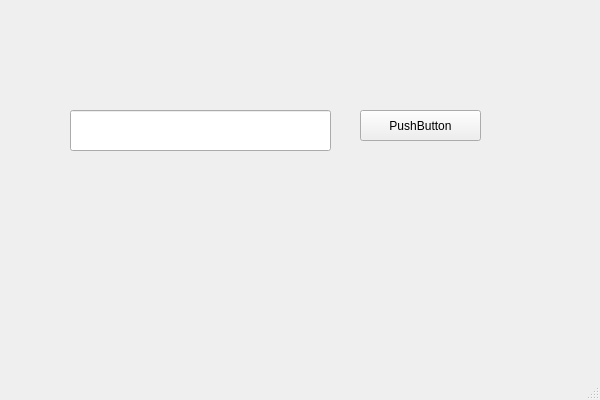
The window that Client/ui/Client/Client.ui (sAkuraOfficial/Chat) describes before a commit, drawn with Qt 5.
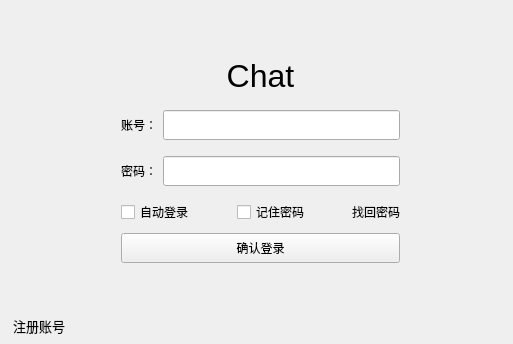
The same window after the commit.

Diff of the .ui file:
```diff
--- a/Client/ui/Client/Client.ui
+++ b/Client/ui/Client/Client.ui
@@ -6,39 +6,752 @@
    <rect>
     <x>0</x>
     <y>0</y>
-    <width>600</width>
-    <height>400</height>
+    <width>513</width>
+    <height>344</height>
    </rect>
   </property>
+  <property name="sizePolicy">
+   <sizepolicy hsizetype="Fixed" vsizetype="Fixed">
+    <horstretch>0</horstretch>
+    <verstretch>0</verstretch>
+   </sizepolicy>
+  </property>
+  <property name="minimumSize">
+   <size>
+    <width>513</width>
+    <height>344</height>
+   </size>
+  </property>
+  <property name="maximumSize">
+   <size>
+    <width>513</width>
+    <height>344</height>
+   </size>
+  </property>
   <property name="windowTitle">
    <string>Client</string>
   </property>
   <widget class="QWidget" name="centralWidget">
-   <widget class="QLineEdit" name="lineEdit">
+   <widget class="QStackedWidget" name="stackedWidget">
     <property name="geometry">
      <rect>
-      <x>70</x>
-      <y>110</y>
-      <width>261</width>
-      <height>41</height>
+      <x>10</x>
+      <y>0</y>
+      <width>501</width>
+      <height>331</height>
      </rect>
     </property>
+    <property name="currentIndex">
+     <number>0</number>
+    </property>
+    <widget class="QWidget" name="page_login">
+     <layout class="QVBoxLayout" name="verticalLayout_3">
+      <item>
+       <layout class="QVBoxLayout" name="verticalLayout">
+        <item>
+         <spacer name="verticalSpacer_2">
+          <property name="orientation">
+           <enum>Qt::Orientation::Vertical</enum>
+          </property>
+          <property name="sizeHint" stdset="0">
+           <size>
+            <width>20</width>
+            <height>40</height>
+           </size>
+          </property>
+         </spacer>
+        </item>
+        <item>
+         <layout class="QHBoxLayout" name="horizontalLayout_5">
+          <property name="bottomMargin">
+           <number>10</number>
+          </property>
+          <item>
+           <widget class="QLabel" name="label">
+            <property name="font">
+             <font>
+              <pointsize>24</pointsize>
+             </font>
+            </property>
+            <property name="text">
+             <string>Chat</string>
+            </property>
+            <property name="alignment">
+             <set>Qt::AlignmentFlag::AlignCenter</set>
+            </property>
+           </widget>
+          </item>
+         </layout>
+        </item>
+        <item>
+         <layout class="QHBoxLayout" name="horizontalLayout">
+          <property name="topMargin">
+           <number>0</number>
+          </property>
+          <property name="bottomMargin">
+           <number>10</number>
+          </property>
+          <item>
+           <spacer name="horizontalSpacer">
+            <property name="orientation">
+             <enum>Qt::Orientation::Horizontal</enum>
+            </property>
+            <property name="sizeType">
+             <enum>QSizePolicy::Policy::Fixed</enum>
+            </property>
+            <property name="sizeHint" stdset="0">
+             <size>
+              <width>100</width>
+              <height>20</height>
+             </size>
+            </property>
+           </spacer>
+          </item>
+          <item>
+           <widget class="QLabel" name="label_2">
+            <property name="minimumSize">
+             <size>
+              <width>0</width>
+              <height>30</height>
+             </size>
+            </property>
+            <property name="text">
+             <string>账号：</string>
+            </property>
+           </widget>
+          </item>
+          <item>
+           <widget class="QLineEdit" name="lineEdit_id">
+            <property name="minimumSize">
+             <size>
+              <width>200</width>
+              <height>30</height>
+             </size>
+            </property>
+           </widget>
+          </item>
+          <item>
+           <spacer name="horizontalSpacer_2">
+            <property name="orientation">
+             <enum>Qt::Orientation::Horizontal</enum>
+            </property>
+            <property name="sizeType">
+             <enum>QSizePolicy::Policy::Fixed</enum>
+            </property>
+            <property name="sizeHint" stdset="0">
+             <size>
+              <width>100</width>
+              <height>20</height>
+             </size>
+            </property>
+           </spacer>
+          </item>
+         </layout>
+        </item>
+        <item>
+         <layout class="QHBoxLayout" name="horizontalLayout_2">
+          <property name="bottomMargin">
+           <number>5</number>
+          </property>
+          <item>
+           <spacer name="horizontalSpacer_3">
+            <property name="orientation">
+             <enum>Qt::Orientation::Horizontal</enum>
+            </property>
+            <property name="sizeType">
+             <enum>QSizePolicy::Policy::Fixed</enum>
+            </property>
+            <property name="sizeHint" stdset="0">
+             <size>
+              <width>100</width>
+              <height>20</height>
+             </size>
+            </property>
+           </spacer>
+          </item>
+          <item>
+           <widget class="QLabel" name="label_3">
+            <property name="minimumSize">
+             <size>
+              <width>0</width>
+              <height>30</height>
+             </size>
+            </property>
+            <property name="text">
+             <string>密码：</string>
+            </property>
+           </widget>
+          </item>
+          <item>
+           <widget class="QLineEdit" name="lineEdit_pwd">
+            <property name="minimumSize">
+             <size>
+              <width>200</width>
+              <height>30</height>
+             </size>
+            </property>
+            <property name="echoMode">
+             <enum>QLineEdit::EchoMode::Password</enum>
+            </property>
+           </widget>
+          </item>
+          <item>
+           <spacer name="horizontalSpacer_4">
+            <property name="orientation">
+             <enum>Qt::Orientation::Horizontal</enum>
+            </property>
+            <property name="sizeType">
+             <enum>QSizePolicy::Policy::Fixed</enum>
+            </property>
+            <property name="sizeHint" stdset="0">
+             <size>
+              <width>100</width>
+              <height>20</height>
+             </size>
+            </property>
+           </spacer>
+          </item>
+         </layout>
+        </item>
+        <item>
+         <layout class="QHBoxLayout" name="horizontalLayout_13" stretch="0,0,0,0,0">
+          <item>
+           <spacer name="horizontalSpacer_18">
+            <property name="orientation">
+             <enum>Qt::Orientation::Horizontal</enum>
+            </property>
+            <property name="sizeType">
+             <enum>QSizePolicy::Policy::Fixed</enum>
+            </property>
+            <property name="sizeHint" stdset="0">
+             <size>
+              <width>100</width>
+              <height>20</height>
+             </size>
+            </property>
+           </spacer>
+          </item>
+          <item>
+           <widget class="QCheckBox" name="checkBox_autoLogin">
+            <property name="minimumSize">
+             <size>
+              <width>0</width>
+              <height>30</height>
+             </size>
+            </property>
+            <property name="text">
+             <string>自动登录</string>
+            </property>
+           </widget>
+          </item>
+          <item>
+           <widget class="QCheckBox" name="checkBox_rememberPwd">
+            <property name="minimumSize">
+             <size>
+              <width>0</width>
+              <height>30</height>
+             </size>
+            </property>
+            <property name="text">
+             <string>记住密码</string>
+            </property>
+           </widget>
+          </item>
+          <item>
+           <widget class="QLabel" name="label_9">
+            <property name="sizePolicy">
+             <sizepolicy hsizetype="Fixed" vsizetype="Preferred">
+              <horstretch>0</horstretch>
+              <verstretch>0</verstretch>
+             </sizepolicy>
+            </property>
+            <property name="minimumSize">
+             <size>
+              <width>0</width>
+              <height>30</height>
+             </size>
+            </property>
+            <property name="text">
+             <string>找回密码</string>
+            </property>
+           </widget>
+          </item>
+          <item>
+           <spacer name="horizontalSpacer_17">
+            <property name="orientation">
+             <enum>Qt::Orientation::Horizontal</enum>
+            </property>
+            <property name="sizeType">
+             <enum>QSizePolicy::Policy::Fixed</enum>
+            </property>
+            <property name="sizeHint" stdset="0">
+             <size>
+              <width>100</width>
+              <height>20</height>
+             </size>
+            </property>
+           </spacer>
+          </item>
+         </layout>
+        </item>
+        <item>
+         <layout class="QHBoxLayout" name="horizontalLayout_3">
+          <property name="spacing">
+           <number>6</number>
+          </property>
+          <property name="topMargin">
+           <number>0</number>
+          </property>
+          <property name="bottomMargin">
+           <number>10</number>
+          </property>
+          <item>
+           <spacer name="horizontalSpacer_5">
+            <property name="orientation">
+             <enum>Qt::Orientation::Horizontal</enum>
+            </property>
+            <property name="sizeType">
+             <enum>QSizePolicy::Policy::Fixed</enum>
+            </property>
+            <property name="sizeHint" stdset="0">
+             <size>
+              <width>100</width>
+              <height>20</height>
+             </size>
+            </property>
+           </spacer>
+          </item>
+          <item>
+           <widget class="QPushButton" name="pushButton_login">
+            <property name="minimumSize">
+             <size>
+              <width>0</width>
+              <height>30</height>
+             </size>
+            </property>
+            <property name="text">
+             <string>确认登录</string>
+            </property>
+           </widget>
+          </item>
+          <item>
+           <spacer name="horizontalSpacer_6">
+            <property name="orientation">
+             <enum>Qt::Orientation::Horizontal</enum>
+            </property>
+            <property name="sizeType">
+             <enum>QSizePolicy::Policy::Fixed</enum>
+            </property>
+            <property name="sizeHint" stdset="0">
+             <size>
+              <width>100</width>
+              <height>20</height>
+             </size>
+            </property>
+           </spacer>
+          </item>
+         </layout>
+        </item>
+        <item>
+         <spacer name="verticalSpacer">
+          <property name="orientation">
+           <enum>Qt::Orientation::Vertical</enum>
+          </property>
+          <property name="sizeHint" stdset="0">
+           <size>
+            <width>20</width>
+            <height>40</height>
+           </size>
+          </property>
+         </spacer>
+        </item>
+       </layout>
+      </item>
+     </layout>
+    </widget>
+    <widget class="QWidget" name="page_signin">
+     <layout class="QVBoxLayout" name="verticalLayout_4">
+      <item>
+       <layout class="QVBoxLayout" name="verticalLayout_2">
+        <item>
+         <spacer name="verticalSpacer_3">
+          <property name="orientation">
+           <enum>Qt::Orientation::Vertical</enum>
+          </property>
+          <property name="sizeHint" stdset="0">
+           <size>
+            <width>20</width>
+            <height>40</height>
+           </size>
+          </property>
+         </spacer>
+        </item>
+        <item>
+         <layout class="QHBoxLayout" name="horizontalLayout_8">
+          <property name="bottomMargin">
+           <number>10</number>
+          </property>
+          <item>
+           <widget class="QLabel" name="label_6">
+            <property name="font">
+             <font>
+              <pointsize>24</pointsize>
+             </font>
+            </property>
+            <property name="text">
+             <string>注册Chat账号</string>
+            </property>
+            <property name="alignment">
+             <set>Qt::AlignmentFlag::AlignCenter</set>
+            </property>
+           </widget>
+          </item>
+         </layout>
+        </item>
+        <item>
+         <layout class="QHBoxLayout" name="horizontalLayout_9">
+          <property name="topMargin">
+           <number>0</number>
+          </property>
+          <property name="bottomMargin">
+           <number>10</number>
+          </property>
+          <item>
+           <spacer name="horizontalSpacer_11">
+            <property name="orientation">
+             <enum>Qt::Orientation::Horizontal</enum>
+            </property>
+            <property name="sizeType">
+             <enum>QSizePolicy::Policy::Fixed</enum>
+            </property>
+            <property name="sizeHint" stdset="0">
+             <size>
+              <width>100</width>
+              <height>20</height>
+             </size>
+            </property>
+           </spacer>
+          </item>
+          <item>
+           <widget class="QLabel" name="label_7">
+            <property name="minimumSize">
+             <size>
+              <width>0</width>
+              <height>30</height>
+             </size>
+            </property>
+            <property name="text">
+             <string>账号：</string>
+            </property>
+           </widget>
+          </item>
+          <item>
+           <widget class="QLineEdit" name="lineEdit_5">
+            <property name="minimumSize">
+             <size>
+              <width>200</width>
+              <height>30</height>
+             </size>
+            </property>
+           </widget>
+          </item>
+          <item>
+           <spacer name="horizontalSpacer_12">
+            <property name="orientation">
+             <enum>Qt::Orientation::Horizontal</enum>
+            </property>
+            <property name="sizeType">
+             <enum>QSizePolicy::Policy::Fixed</enum>
+            </property>
+            <property name="sizeHint" stdset="0">
+             <size>
+              <width>100</width>
+              <height>20</height>
+             </size>
+            </property>
+           </spacer>
+          </item>
+         </layout>
+        </item>
+        <item>
+         <layout class="QHBoxLayout" name="horizontalLayout_10">
+          <property name="bottomMargin">
+           <number>5</number>
+          </property>
+          <item>
+           <spacer name="horizontalSpacer_13">
+            <property name="orientation">
+             <enum>Qt::Orientation::Horizontal</enum>
+            </property>
+            <property name="sizeType">
+             <enum>QSizePolicy::Policy::Fixed</enum>
+            </property>
+            <property name="sizeHint" stdset="0">
+             <size>
+              <width>100</width>
+              <height>20</height>
+             </size>
+            </property>
+           </spacer>
+          </item>
+          <item>
+           <widget class="QLabel" name="label_8">
+            <property name="minimumSize">
+             <size>
+              <width>0</width>
+              <height>30</height>
+             </size>
+            </property>
+            <property name="text">
+             <string>密码：</string>
+            </property>
+           </widget>
+          </item>
+          <item>
+           <widget class="QLineEdit" name="lineEdit_6">
+            <property name="minimumSize">
+             <size>
+              <width>200</width>
+              <height>30</height>
+             </size>
+            </property>
+            <property name="echoMode">
+             <enum>QLineEdit::EchoMode::Password</enum>
+            </property>
+           </widget>
+          </item>
+          <item>
+           <spacer name="horizontalSpacer_14">
+            <property name="orientation">
+             <enum>Qt::Orientation::Horizontal</enum>
+            </property>
+            <property name="sizeType">
+             <enum>QSizePolicy::Policy::Fixed</enum>
+            </property>
+            <property name="sizeHint" stdset="0">
+             <size>
+              <width>100</width>
+              <height>20</height>
+             </size>
+            </property>
+           </spacer>
+          </item>
+         </layout>
+        </item>
+        <item>
+         <layout class="QHBoxLayout" name="horizontalLayout_14" stretch="0,0,0,0,0">
+          <item>
+           <spacer name="horizontalSpacer_19">
+            <property name="orientation">
+             <enum>Qt::Orientation::Horizontal</enum>
+            </property>
+            <property name="sizeType">
+             <enum>QSizePolicy::Policy::Fixed</enum>
+            </property>
+            <property name="sizeHint" stdset="0">
+             <size>
+              <width>100</width>
+              <height>20</height>
+             </size>
+            </property>
+           </spacer>
+          </item>
+          <item>
+           <widget class="QCheckBox" name="checkBox_3">
+            <property name="minimumSize">
+             <size>
+              <width>0</width>
+              <height>30</height>
+             </size>
+            </property>
+            <property name="text">
+             <string>自动登录</string>
+            </property>
+           </widget>
+          </item>
+          <item>
+           <widget class="QCheckBox" name="checkBox_4">
+            <property name="minimumSize">
+             <size>
+              <width>0</width>
+              <height>30</height>
+             </size>
+            </property>
+            <property name="text">
+             <string>记住密码</string>
+            </property>
+           </widget>
+          </item>
+          <item>
+           <widget class="QLabel" name="label_10">
+            <property name="sizePolicy">
+             <sizepolicy hsizetype="Fixed" vsizetype="Preferred">
+              <horstretch>0</horstretch>
+              <verstretch>0</verstretch>
+             </sizepolicy>
+            </property>
+            <property name="minimumSize">
+             <size>
+              <width>0</width>
+              <height>30</height>
+             </size>
+            </property>
+            <property name="text">
+             <string>找回密码</string>
+            </property>
+           </widget>
+          </item>
+          <item>
+           <spacer name="horizontalSpacer_20">
+            <property name="orientation">
+             <enum>Qt::Orientation::Horizontal</enum>
+            </property>
+            <property name="sizeType">
+             <enum>QSizePolicy::Policy::Fixed</enum>
+            </property>
+            <property name="sizeHint" stdset="0">
+             <size>
+              <width>100</width>
+              <height>20</height>
+             </size>
+            </property>
+           </spacer>
+          </item>
+         </layout>
+        </item>
+        <item>
+         <layout class="QHBoxLayout" name="horizontalLayout_11">
+          <property name="spacing">
+           <number>6</number>
+          </property>
+          <property name="topMargin">
+           <number>0</number>
+          </property>
+          <property name="bottomMargin">
+           <number>10</number>
+          </property>
+          <item>
+           <spacer name="horizontalSpacer_15">
+            <property name="orientation">
+             <enum>Qt::Orientation::Horizontal</enum>
+            </property>
+            <property name="sizeType">
+             <enum>QSizePolicy::Policy::Fixed</enum>
+            </property>
+            <property name="sizeHint" stdset="0">
+             <size>
+              <width>100</width>
+              <height>20</height>
+             </size>
+            </property>
+           </spacer>
+          </item>
+          <item>
+           <widget class="QPushButton" name="pushButton_3">
+            <property name="minimumSize">
+             <size>
+              <width>0</width>
+              <height>30</height>
+             </size>
+            </property>
+            <property name="text">
+             <string>确认登录</string>
+            </property>
+           </widget>
+          </item>
+          <item>
+           <spacer name="horizontalSpacer_16">
+            <property name="orientation">
+             <enum>Qt::Orientation::Horizontal</enum>
+            </property>
+            <property name="sizeType">
+             <enum>QSizePolicy::Policy::Fixed</enum>
+            </property>
+            <property name="sizeHint" stdset="0">
+             <size>
+              <width>100</width>
+              <height>20</height>
+             </size>
+            </property>
+           </spacer>
+          </item>
+         </layout>
+        </item>
+        <item>
+         <spacer name="verticalSpacer_4">
+          <property name="orientation">
+           <enum>Qt::Orientation::Vertical</enum>
+          </property>
+          <property name="sizeHint" stdset="0">
+           <size>
+            <width>20</width>
+            <height>40</height>
+           </size>
+          </property>
+         </spacer>
+        </item>
+       </layout>
+      </item>
+     </layout>
+    </widget>
    </widget>
-   <widget class="QPushButton" name="pushButton">
+   <widget class="QLabel" name="gif_a">
     <property name="geometry">
      <rect>
-      <x>360</x>
-      <y>110</y>
-      <width>121</width>
-      <height>31</height>
+      <x>10</x>
+      <y>180</y>
+      <width>150</width>
+      <height>150</height>
      </rect>
     </property>
     <property name="text">
-     <string>PushButton</string>
+     <string/>
+    </property>
+    <property name="alignment">
+     <set>Qt::AlignmentFlag::AlignCenter</set>
+    </property>
+   </widget>
+   <widget class="QLabel" name="gif_b">
+    <property name="geometry">
+     <rect>
+      <x>370</x>
+      <y>180</y>
+      <width>150</width>
+      <height>150</height>
+     </rect>
+    </property>
+    <property name="text">
+     <string/>
+    </property>
+    <property name="alignment">
+     <set>Qt::AlignmentFlag::AlignCenter</set>
+    </property>
+   </widget>
+   <widget class="QLabel" name="label_link_reg">
+    <property name="geometry">
+     <rect>
+      <x>9</x>
+      <y>316</y>
+      <width>60</width>
+      <height>20</height>
+     </rect>
+    </property>
+    <property name="font">
+     <font>
+      <pointsize>10</pointsize>
+     </font>
+    </property>
+    <property name="cursor">
+     <cursorShape>PointingHandCursor</cursorShape>
+    </property>
+    <property name="text">
+     <string>注册账号</string>
+    </property>
+    <property name="alignment">
+     <set>Qt::AlignmentFlag::AlignCenter</set>
     </property>
    </widget>
   </widget>
-  <widget class="QStatusBar" name="statusBar"/>
  </widget>
  <layoutdefault spacing="6" margin="11"/>
  <resources>
```
Left out of the diff: 2 changed lines with no effect on the pictures.
